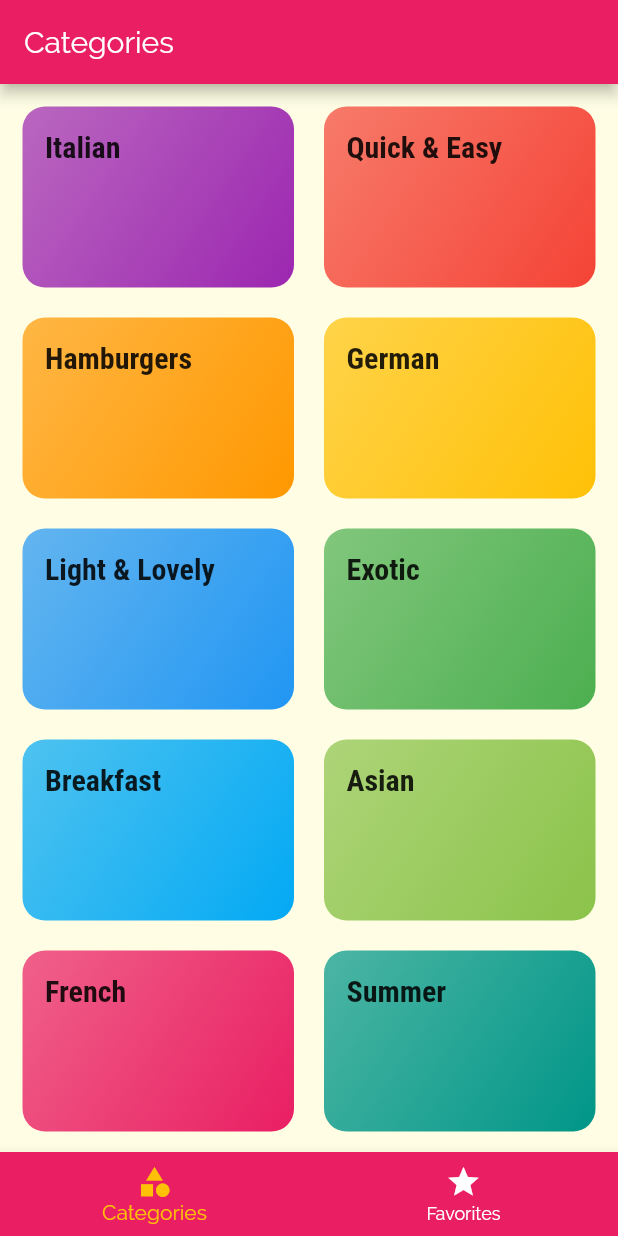
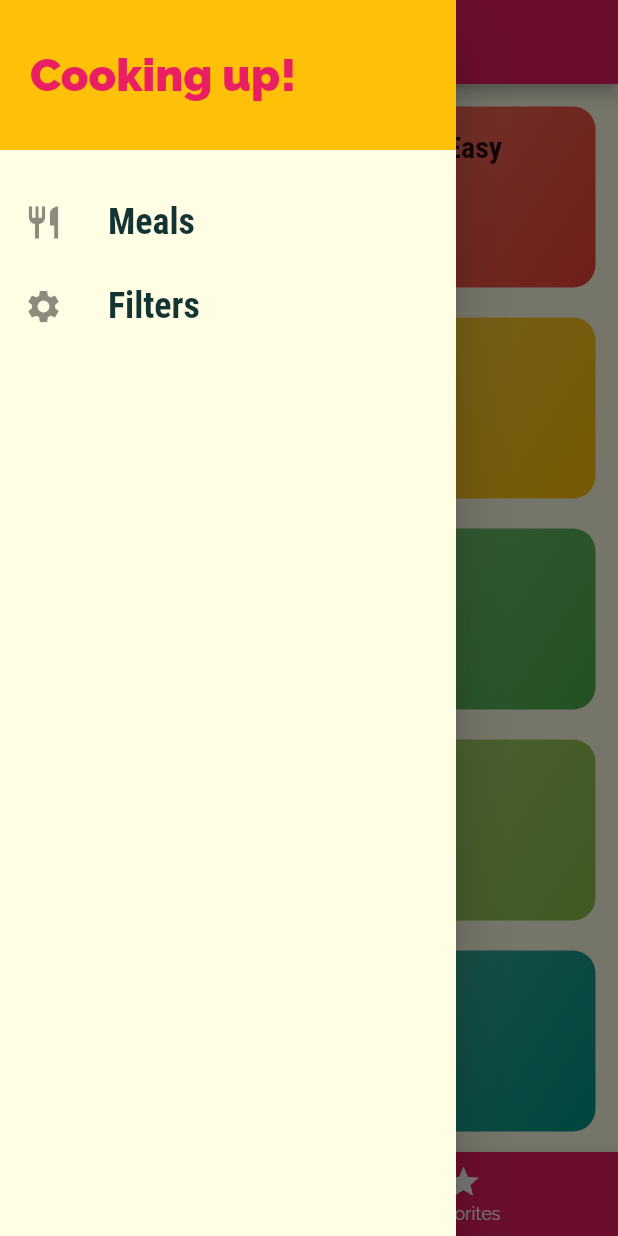
Before and after one commit to bh0mbalziyad/scaling-broccoli, a Flutter app: the screen it shows after launch, with the side drawer open (before the commit the screen has no drawer), on a phone screen of 412 x 824 dp. Run offline on Flutter 3.47's test engine with Material 2 defaults, Android fonts, the phone set to English and light mode, and no system bars.

```diff
--- a/lib/main.dart
+++ b/lib/main.dart
@@ -4,6 +4,7 @@ import './screens/category_meals_screen.dart';
 import './screens/categories_screen.dart';
 import './screens/tabs_screen.dart';
 import './screens/meal_detail_screen.dart';
+import './screens/filters_screen.dart';
 
 void main() => runApp(MyApp());
 
@@ -36,6 +37,7 @@ class MyApp extends StatelessWidget {
         '/': (context) => TabsScreen(),
         CategoryMealsScreen.routeName: (context) => CategoryMealsScreen(),
         MealDetailScreen.routeName: (context) => MealDetailScreen(),
+        FiltersScreen.routeName: (context) => FiltersScreen(),
       },
       // onGenerateRoute: (settings) {
       //   return MaterialPageRoute(builder: (contenxt) => CategoriesScreen());
--- /dev/null
+++ b/lib/screens/filters_screen.dart
@@ -0,0 +1,17 @@
+import 'package:flutter/material.dart';
+
+import '../widgets/main_drawer.dart';
+
+class FiltersScreen extends StatelessWidget {
+  static const routeName = '/filters';
+  @override
+  Widget build(BuildContext context) {
+    return Scaffold(
+      appBar: AppBar(
+        title: Text('Your filters!'),
+      ),
+      drawer: MainDrawer(),
+      body: Center(child: Text('Filters')),
+    );
+  }
+}
--- a/lib/screens/tabs_screen.dart
+++ b/lib/screens/tabs_screen.dart
@@ -2,6 +2,7 @@ import 'package:flutter/material.dart';
 
 import './favorites_screen.dart';
 import './categories_screen.dart';
+import '../widgets/main_drawer.dart';
 
 class TabsScreen extends StatefulWidget {
   @override
@@ -21,6 +22,7 @@ class _TabsScreenState extends State<TabsScreen> {
       appBar: AppBar(
         title: Text(_pages[_selectedTab]['title'] as String),
       ),
+      drawer: MainDrawer(),
       body: _pages[_selectedTab]['page'] as Widget,
       bottomNavigationBar: BottomNavigationBar(
         backgroundColor: Theme.of(context).primaryColor,
--- /dev/null
+++ b/lib/widgets/main_drawer.dart
@@ -0,0 +1,64 @@
+import 'package:flutter/material.dart';
+import '../screens/filters_screen.dart';
+
+class MainDrawer extends StatelessWidget {
+  Widget buildListTile(String title, IconData iconName, Function tapHandler) {
+    return ListTile(
+      leading: Icon(
+        iconName,
+        size: 26,
+      ),
+      title: Text(
+        title,
+        style: TextStyle(
+          fontFamily: 'RobotoCondensed',
+          fontSize: 24,
+          fontWeight: FontWeight.bold,
+        ),
+      ),
+      onTap: tapHandler,
+    );
+  }
+
+  @override
+  Widget build(BuildContext context) {
+    return Drawer(
+      child: Column(
+        children: [
+          Container(
+            height: 100,
+            width: double.infinity,
+            padding: const EdgeInsets.all(20),
+            alignment: Alignment.centerLeft,
+            color:
+                Theme.of(context).accentColor, // or you can use BoxDecoration
+            child: Text(
+              'Cooking up!',
+              style: TextStyle(
+                fontWeight: FontWeight.w900,
+                fontSize: 30,
+                color: Theme.of(context).primaryColor,
+              ),
+            ),
+          ),
+          SizedBox(height: 20),
+          buildListTile(
+            'Meals',
+            Icons.restaurant,
+            () {
+              Navigator.of(context).pushReplacementNamed('/');
+            },
+          ),
+          buildListTile(
+            'Filters',
+            Icons.settings,
+            () {
+              Navigator.of(context)
+                  .pushReplacementNamed(FiltersScreen.routeName);
+            },
+          ),
+        ],
+      ),
+    );
+  }
+}
```
Also changed, not shown: lib/screens/category_meals_screen.dart (+41 -18 lines), lib/screens/meal_detail_screen.dart (+11 -8 lines), lib/widgets/meal_item.dart (+21 -10 lines).
